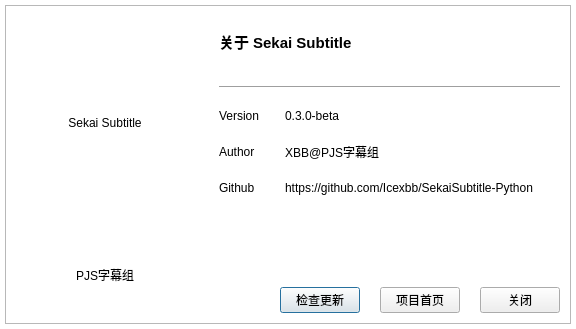
The window that src/gui/design/WindowDialogAbout.ui (Icexbb/SekaiSubtitle-Python) describes before a commit, drawn with Qt 5.
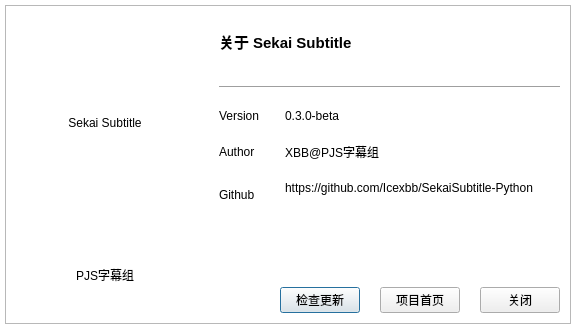
The same window after the commit.

Commit message: Update New Yaml Type Translate File Update Tag Spot Update Sekai Text Tag Translation

```diff
--- a/src/gui/design/WindowDialogAbout.ui
+++ b/src/gui/design/WindowDialogAbout.ui
@@ -208,7 +208,8 @@
             <item>
              <widget class="QLabel" name="LabelPage">
               <property name="text">
-               <string>https://github.com/Icexbb/SekaiSubtitle-Python</string>
+                                                            <string>https://github.com/Icexbb/SekaiSubtitle-Python
+                                                            </string>
               </property>
              </widget>
             </item>
```
Left out of the diff: 5 changed lines with no effect on the pictures. Lines whose indentation alone changed are shown as unchanged. The commit also changes 42 other files.
